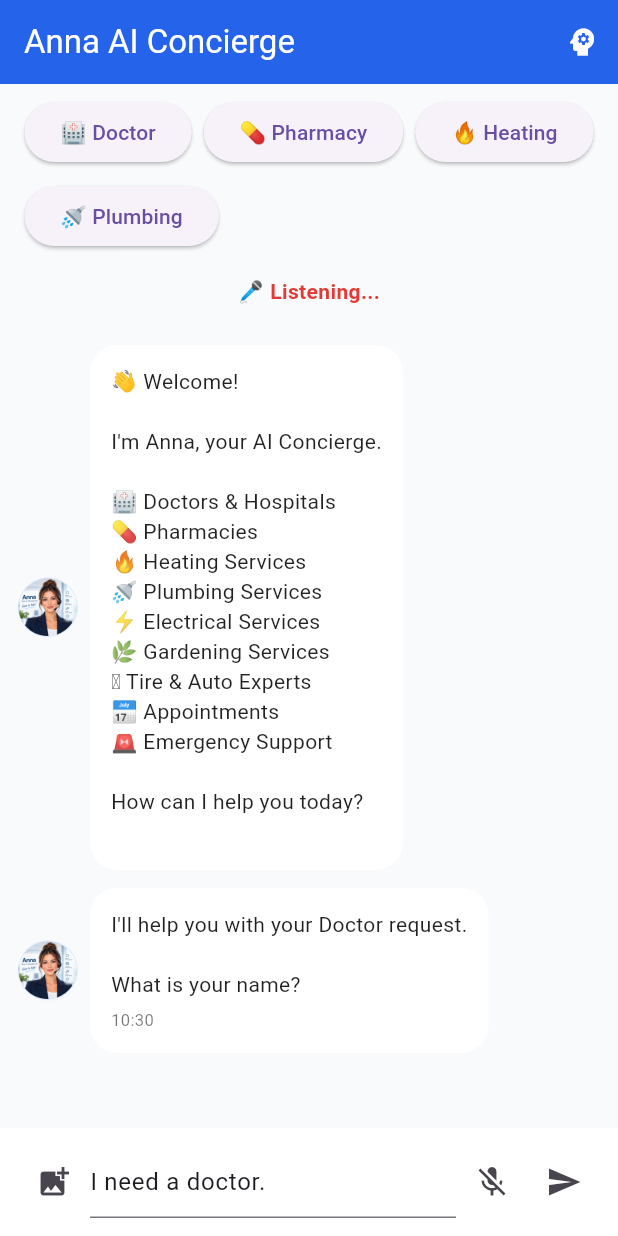
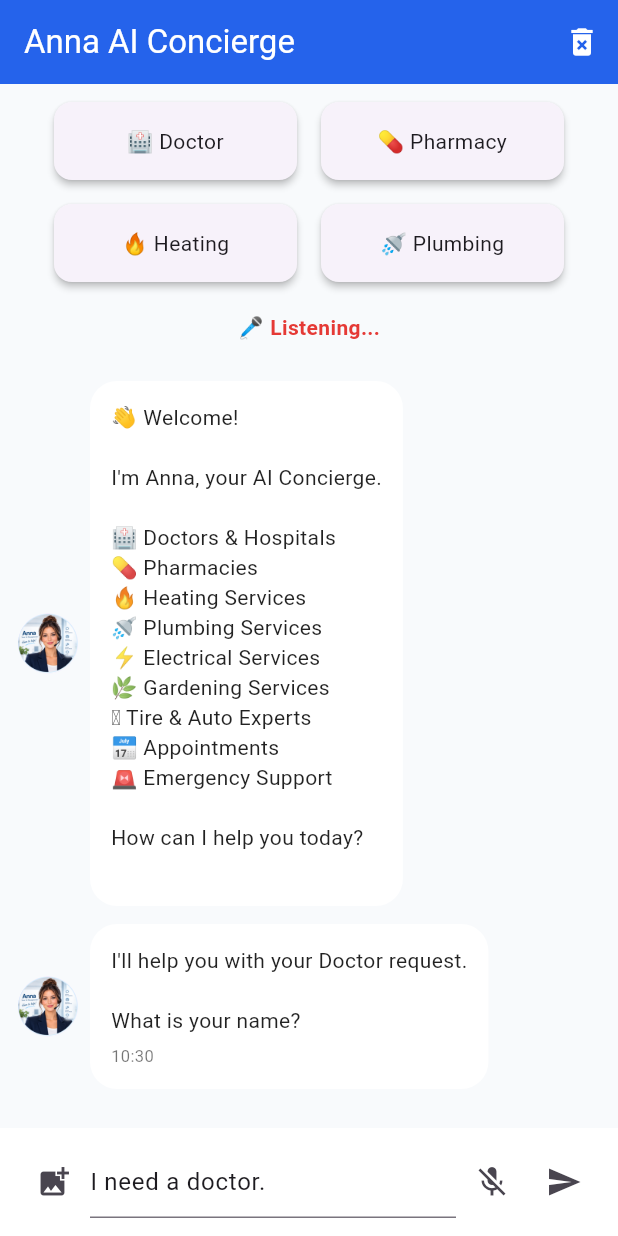
Before and after one commit to omargaddour8-png/anna-ai-concierge, a Flutter app: the screen it shows after launch, item 2 of the bottom bar chosen, after a tap on "🏥 Doctor", on a phone screen of 412 x 824 dp. Run offline on Flutter 3.47's test engine with Material 3 defaults, Android fonts, the phone set to English and light mode, and no system bars; our stand-ins replace image_picker, shared_preferences, speech_to_text.

Commit message:
Refactor service buttons into ServiceCard widget

```diff
--- a/lib/chat_page.dart
+++ b/lib/chat_page.dart
@@ -10,6 +10,9 @@ import 'package:uuid/uuid.dart';
 import 'package:shared_preferences/shared_preferences.dart';
 import 'services/memory_service.dart';
 import 'models/user_memory.dart';
+import 'widgets/message_bubble.dart';
+import 'services/storage_service.dart';
+import 'widgets/service_card.dart';
 
 // import 'package:geolocator/geolocator.dart';
 
@@ -21,6 +24,7 @@ class ChatPage extends StatefulWidget {
 }
 
 class _ChatPageState extends State<ChatPage> {
+  final StorageService _storageService = StorageService();
   final MemoryService _memoryService = MemoryService();
   final TextEditingController controller = TextEditingController();
   final ScrollController scrollController = ScrollController();
@@ -80,15 +84,30 @@ void initState() {
 
     return "${now.hour.toString().padLeft(2, '0')}:${now.minute.toString().padLeft(2, '0')}";
   }
-  Future<void> saveMessages() async {
-  final prefs =
-      await SharedPreferences.getInstance();
 
-  await prefs.setString(
-    'anna_messages',
-    jsonEncode(messages),
-  );
+  int getMemoryCount(UserMemory memory) {
+  int count = 0;
+
+  if (memory.name != null && memory.name!.isNotEmpty) {
+    count++;
   }
+
+  if (memory.city != null && memory.city!.isNotEmpty) {
+    count++;
+  }
+
+  if (memory.vehicle != null &&
+      memory.vehicle!.isNotEmpty) {
+    count++;
+  }
+
+  if (memory.phone != null &&
+      memory.phone!.isNotEmpty) {
+    count++;
+  }
+
+  return count;
+}
 
   // =========================================================
   // FUTURE GPS SUPPORT (COMMENTED OUT)
@@ -132,10 +151,21 @@ void initState() {
       "time": getCurrentTime(),
     });
   });
-  await saveMessages();
+  await _storageService.saveMessages(
+  messages,);
 }
-Future<void> processLeadFlow(String answer) async {
-  final memory = await _memoryService.loadMemory();
+Future<void> processLeadFlow(
+  String answer,
+) async {
+ final userText = controller.text.trim();
+
+await updateMemory(userText);
+
+final memory =
+    await _memoryService.loadMemory();
+
+final lower =
+    userText.toLowerCase();
 
   switch (currentLeadStep) {
     case "name":
@@ -199,7 +229,7 @@ Future<void> addAnnaMessage(String text) async {
       "time": getCurrentTime(),
     });
   });
-  await saveMessages();
+  await _storageService.saveMessages(messages,);
   scrollToBottom();
 }
 Future<void> submitLead() async {
@@ -215,38 +245,6 @@ Future<void> submitLead() async {
       }),
     );
   } catch (_) {}
-}
-Future<void> loadMessages() async {
-  final prefs =
-      await SharedPreferences.getInstance();
-
-  final savedMessages =
-      prefs.getString('anna_messages');
-
-  if (savedMessages == null) return;
-
-  final decoded =
-      jsonDecode(savedMessages) as List;
-
-  setState(() {
-    messages
-      ..clear()
-      ..addAll(
-        decoded.map(
-          (e) =>
-              Map<String, dynamic>.from(e),
-        ),
-      );
-  });
-}
-Future<void> saveConversationId() async {
-  final prefs =
-      await SharedPreferences.getInstance();
-
-  await prefs.setString(
-    'anna_conversation_id',
-    conversationId,
-  );
 }
 
 Future<void> clearChat() async {
@@ -267,24 +265,28 @@ Future<void> clearChat() async {
   });
 }
 Future<void> initializeChat() async {
-  final prefs =
-      await SharedPreferences.getInstance();
-
-  final savedId = prefs.getString(
-    'anna_conversation_id',
-  );
+  final savedId =
+      await _storageService.loadConversationId();
 
   conversationId =
       savedId ?? const Uuid().v4();
 
   if (savedId == null) {
-    await prefs.setString(
-      'anna_conversation_id',
+    await _storageService.saveConversationId(
       conversationId,
     );
   }
 
-  await loadMessages();
+  final loadedMessages =
+      await _storageService.loadMessages();
+
+  if (loadedMessages.isNotEmpty) {
+    setState(() {
+      messages
+        ..clear()
+        ..addAll(loadedMessages);
+    });
+  }
 }
   // =========================================================
   // VOICE INPUT
@@ -478,6 +480,39 @@ Future<bool> detectServiceLead(
 
   return false;
 }
+Future<void> updateMemory(String message) async {
+  final memory = await _memoryService.loadMemory();
+
+  final text = message.toLowerCase();
+
+  if (text.contains("my name is")) {
+    final index = text.indexOf("my name is");
+    memory.name =
+        message.substring(index + 10).trim();
+  }
+
+  if (text.contains("i live in")) {
+    final index = text.indexOf("i live in");
+    memory.city =
+        message.substring(index + 9).trim();
+  }
+
+  if (text.contains("i drive")) {
+    final index = text.indexOf("i drive");
+    memory.vehicle =
+        message.substring(index + 7).trim();
+  }
+
+  if (text.contains("my phone number is")) {
+    final index =
+        text.indexOf("my phone number is");
+
+    memory.phone =
+        message.substring(index + 18).trim();
+  }
+
+  await _memoryService.saveMemory(memory);
+}
   // =========================================================
   // SEND MESSAGE
   // =========================================================
@@ -488,7 +523,6 @@ Future<bool> detectServiceLead(
   }
 
   final userText = controller.text.trim();
-
   await updateMemory(userText);
 
   final memory = await _memoryService.loadMemory();
@@ -499,12 +533,52 @@ User Information:
 Name: ${memory.name ?? "Unknown"}
 Vehicle: ${memory.vehicle ?? "Unknown"}
 City: ${memory.city ?? "Unknown"}
+Phone: ${memory.phone ?? "Unknown"}
 
 Use this information naturally during the conversation.
 """;
+final lower = userText.toLowerCase();
+
 if (!collectingLead) {
-  final lower = userText.toLowerCase();
 
+  // Memory Questions
+  if (lower == "who am i" ||
+      lower.contains("what do you know about me") ||
+      lower.contains("what do you remember about me")) {
+
+    String reply = "";
+
+    if (memory.name != null &&
+        memory.name!.isNotEmpty) {
+      reply += "👤 Name: ${memory.name}\n";
+    }
+
+    if (memory.city != null &&
+        memory.city!.isNotEmpty) {
+      reply += "📍 City: ${memory.city}\n";
+    }
+
+    if (memory.vehicle != null &&
+        memory.vehicle!.isNotEmpty) {
+      reply += "🚗 Vehicle: ${memory.vehicle}\n";
+    }
+
+    if (memory.phone != null &&
+        memory.phone!.isNotEmpty) {
+      reply += "📞 Phone: ${memory.phone}\n";
+    }
+
+    if (reply.isEmpty) {
+      reply =
+          "I don't know much about you yet.";
+    }
+
+    await addAnnaMessage(reply);
+
+    return;
+  }
+
+  // Service detection
   if (await detectServiceLead(lower)) {
     return;
   }
@@ -518,7 +592,7 @@ if (!collectingLead) {
       });
     });
 
-    await saveMessages();
+    await _storageService.saveMessages(messages,);
 
     controller.clear();
 
@@ -537,7 +611,7 @@ if (!collectingLead) {
         annaTyping = true;
       });
 
-      await saveMessages();
+      await _storageService.saveMessages(messages,);
 
       controller.clear();
 
@@ -593,7 +667,7 @@ if (!collectingLead) {
             });
             selectedImage = null;
           });
-        await saveMessages();
+        await _storageService.saveMessages(messages,);
         scrollToBottom();
         return;
       }
@@ -647,7 +721,7 @@ if (!collectingLead) {
                 "time": getCurrentTime(),
               });
             });
-            await saveMessages();
+            await _storageService.saveMessages(messages,);
 
             scrollToBottom();
             return;
@@ -678,7 +752,7 @@ if (!collectingLead) {
           "time": getCurrentTime(),
         });
       });
-      await saveMessages();
+      await _storageService.saveMessages(messages,);
     } catch (_) {
       setState(() {
         annaTyping = false;
@@ -690,122 +764,10 @@ if (!collectingLead) {
           "time": getCurrentTime(),
         });
       });
-      await saveMessages();
+      await _storageService.saveMessages(messages,);
     }
 
     scrollToBottom();
-  }
-Future<void> updateMemory(String message) async {
-  final memory = await _memoryService.loadMemory();
-
-  final text = message.toLowerCase();
-
-  if (text.contains("my name is")) {
-  final index =
-      text.indexOf("my name is");
-
-  memory.name =
-      message.substring(index + 10).trim();
-}
-
-  if (text.contains("i drive")) {
-  final index =
-      text.indexOf("i drive");
-
-  memory.name =
-      message.substring(index + 10).trim();
-}
-
-  if (text.contains("i live in")) {
-  final index =
-      text.indexOf("i live in");
-
-  memory.name =
-      message.substring(index + 10).trim();
-}
-
-  await _memoryService.saveMemory(memory);
-}
-  Widget serviceButton(
-    String title,
-    String prompt,
-  ) {
-    return ElevatedButton(
-      onPressed: () =>
-          sendQuickMessage(prompt),
-      child: Text(title),
-    );
-  }
-
-  Widget buildMessage(
-    Map<String, dynamic> msg,
-  ) {
-    final bool isUser =
-        msg["isUser"] ?? false;
-
-    return Padding(
-      padding:
-          const EdgeInsets.symmetric(
-        vertical: 6,
-      ),
-      child: Row(
-        mainAxisAlignment: isUser
-            ? MainAxisAlignment.end
-            : MainAxisAlignment.start,
-        children: [
-          if (!isUser)
-            const CircleAvatar(
-              radius: 20,
-              backgroundImage: AssetImage(
-                "assets/images/anna_avatar.jpg",
-              ),
-            ),
-
-          if (!isUser)
-            const SizedBox(width: 8),
-
-          Flexible(
-            child: Container(
-              padding:
-                  const EdgeInsets.all(14),
-              decoration: BoxDecoration(
-                color: isUser
-                    ? const Color(
-                        0xFF2563EB)
-                    : Colors.white,
-                borderRadius:
-                    BorderRadius.circular(
-                        18),
-              ),
-              child: Column(
-                crossAxisAlignment:
-                    CrossAxisAlignment.start,
-                children: [
-                  Text(
-                    msg["text"] ?? "",
-                    style: TextStyle(
-                      color: isUser
-                          ? Colors.white
-                          : Colors.black87,
-                    ),
-                  ),
-                  const SizedBox(height: 6),
-                  Text(
-                    msg["time"] ?? "",
-                    style: TextStyle(
-                      fontSize: 11,
-                      color: isUser
-                          ? Colors.white70
-                          : Colors.black54,
-                    ),
-                  )
-                ],
-              ),
-            ),
-          ),
-        ],
-      ),
-    );
   }
 
   @override
@@ -819,30 +781,45 @@ Future<void> updateMemory(String message) async {
           title: const Text("Anna AI Concierge"),
           actions: [
             IconButton(
-              icon: const Icon(Icons.psychology),
+              icon: const Icon(Icons.delete_forever),
               onPressed: () async {
-                final memory = await _memoryService.loadMemory();
+                final confirmed =
+                    await showDialog<bool>(
+                  context: context,
+                  builder: (_) => AlertDialog(
+                    title: const Text(
+                      'Clear Memory?',
+                    ),
+                    content: const Text(
+                      'Anna will forget all saved information.',
+                    ),
+                    actions: [
+                      TextButton(
+                        onPressed: () =>
+                            Navigator.pop(context, false),
+                        child: const Text('Cancel'),
+                      ),
+                      TextButton(
+                        onPressed: () =>
+                            Navigator.pop(context, true),
+                        child: const Text('Clear'),
+                      ),
+                    ],
+                  ),
+                );
+
+                if (confirmed != true) return;
+
+                await _memoryService.clearMemory();
 
                 if (!mounted) return;
 
-                showDialog(
-                  context: context,
-                  builder: (_) => AlertDialog(
-                    title: const Text('Anna Memory'),
+                ScaffoldMessenger.of(context)
+                    .showSnackBar(
+                  const SnackBar(
                     content: Text(
-                      '''
-        Name: ${memory.name ?? "Unknown"}
-        Vehicle: ${memory.vehicle ?? "Unknown"}
-        City: ${memory.city ?? "Unknown"}
-        Phone: ${memory.phone ?? "Unknown"}
-        ''',
+                      'Memory cleared',
                     ),
-                    actions: [
-                      TextButton(
-                        onPressed: () => Navigator.pop(context),
-                        child: const Text('Close'),
-                      ),
-                    ],
                   ),
                 );
               },
@@ -858,18 +835,33 @@ Future<void> updateMemory(String message) async {
               spacing: 8,
               runSpacing: 8,
               children: [
-                serviceButton(
-                    "🏥 Doctor",
-                    "I need a doctor."),
-                serviceButton(
-                    "💊 Pharmacy",
-                    "I need a pharmacy."),
-                serviceButton(
-                    "🔥 Heating",
-                    "My heating is broken."),
-                serviceButton(
-                    "🚿 Plumbing",
-                    "I have a plumbing issue."),
+                ServiceCard(
+                  title: "🏥 Doctor",
+                  onTap: () => sendQuickMessage(
+                    "I need a doctor.",
+                  ),
+                ),
+
+                ServiceCard(
+                  title: "💊 Pharmacy",
+                  onTap: () => sendQuickMessage(
+                    "I need a pharmacy.",
+                  ),
+                ),
+
+                ServiceCard(
+                  title: "🔥 Heating",
+                  onTap: () => sendQuickMessage(
+                    "My heating is broken.",
+                  ),
+                ),
+
+                ServiceCard(
+                  title: "🚿 Plumbing",
+                  onTap: () => sendQuickMessage(
+                    "I have a plumbing issue.",
+                  ),
+                ),
               ],
             ),
           ),
@@ -937,19 +929,26 @@ Future<void> updateMemory(String message) async {
                     index ==
                         messages.length) {
                   return const Padding(
-                    padding:
-                        EdgeInsets.all(12),
-                    child: Text(
-                      "● ● ●",
-                      style: TextStyle(
-                        fontSize: 18,
-                      ),
+                    padding: EdgeInsets.all(12),
+                    child: Row(
+                      mainAxisAlignment: MainAxisAlignment.start,
+                      children: [
+                        SizedBox(
+                          width: 20,
+                          height: 20,
+                          child: CircularProgressIndicator(
+                            strokeWidth: 2,
+                          ),
+                        ),
+                        SizedBox(width: 12),
+                        Text("Anna is typing..."),
+                      ],
                     ),
                   );
                 }
 
-                return buildMessage(
-                  messages[index],
+                return MessageBubble(
+                msg: messages[index],
                 );
               },
             ),
--- a/lib/services/memory_service.dart
+++ b/lib/services/memory_service.dart
@@ -27,4 +27,10 @@ class MemoryService {
       jsonEncode(memory.toJson()),
     );
   }
+  Future<void> clearMemory() async {
+  final prefs =
+      await SharedPreferences.getInstance();
+
+  await prefs.remove('user_memory');
 }
+}
--- /dev/null
+++ b/lib/services/storage_service.dart
@@ -0,0 +1,60 @@
+import 'dart:convert';
+
+import 'package:shared_preferences/shared_preferences.dart';
+
+class StorageService {
+
+  Future<void> saveMessages(
+    List<Map<String, dynamic>> messages,
+  ) async {
+    final prefs =
+        await SharedPreferences.getInstance();
+
+    await prefs.setString(
+      'anna_messages',
+      jsonEncode(messages),
+    );
+  }
+
+  Future<List<Map<String, dynamic>>> loadMessages() async {
+    final prefs =
+        await SharedPreferences.getInstance();
+
+    final saved =
+        prefs.getString('anna_messages');
+
+    if (saved == null) {
+      return [];
+    }
+
+    final decoded =
+        jsonDecode(saved) as List;
+
+    return decoded
+        .map(
+          (e) => Map<String, dynamic>.from(e),
+        )
+        .toList();
+  }
+
+  Future<void> saveConversationId(
+    String id,
+  ) async {
+    final prefs =
+        await SharedPreferences.getInstance();
+
+    await prefs.setString(
+      'anna_conversation_id',
+      id,
+    );
+  }
+
+  Future<String?> loadConversationId() async {
+    final prefs =
+        await SharedPreferences.getInstance();
+
+    return prefs.getString(
+      'anna_conversation_id',
+    );
+  }
+}
--- /dev/null
+++ b/lib/widgets/message_bubble.dart
@@ -0,0 +1,73 @@
+import 'package:flutter/material.dart';
+
+class MessageBubble extends StatelessWidget {
+  final Map<String, dynamic> msg;
+
+  const MessageBubble({
+    super.key,
+    required this.msg,
+  });
+
+  @override
+  Widget build(BuildContext context) {
+    final bool isUser = msg["isUser"] ?? false;
+
+    return Padding(
+      padding: const EdgeInsets.symmetric(
+        vertical: 6,
+      ),
+      child: Row(
+        mainAxisAlignment: isUser
+            ? MainAxisAlignment.end
+            : MainAxisAlignment.start,
+        children: [
+          if (!isUser)
+            const CircleAvatar(
+              radius: 20,
+              backgroundImage: AssetImage(
+                "assets/images/anna_avatar.jpg",
+              ),
+            ),
+          if (!isUser)
+            const SizedBox(width: 8),
+          Flexible(
+            child: Container(
+              padding: const EdgeInsets.all(14),
+              decoration: BoxDecoration(
+                color: isUser
+                    ? const Color(0xFF2563EB)
+                    : Colors.white,
+                borderRadius:
+                    BorderRadius.circular(18),
+              ),
+              child: Column(
+                crossAxisAlignment:
+                    CrossAxisAlignment.start,
+                children: [
+                  Text(
+                    msg["text"] ?? "",
+                    style: TextStyle(
+                      color: isUser
+                          ? Colors.white
+                          : Colors.black87,
+                    ),
+                  ),
+                  const SizedBox(height: 6),
+                  Text(
+                    msg["time"] ?? "",
+                    style: TextStyle(
+                      fontSize: 11,
+                      color: isUser
+                          ? Colors.white70
+                          : Colors.black54,
+                    ),
+                  ),
+                ],
+              ),
+            ),
+          ),
+        ],
+      ),
+    );
+  }
+}
--- /dev/null
+++ b/lib/widgets/service_card.dart
@@ -0,0 +1,38 @@
+import 'package:flutter/material.dart';
+
+class ServiceCard extends StatelessWidget {
+  final String title;
+  final VoidCallback onTap;
+
+  const ServiceCard({
+    super.key,
+    required this.title,
+    required this.onTap,
+  });
+
+  @override
+  Widget build(BuildContext context) {
+    return SizedBox(
+      width: 170,
+      child: Card(
+        elevation: 2,
+        child: InkWell(
+          onTap: onTap,
+          borderRadius:
+              BorderRadius.circular(12),
+          child: Padding(
+            padding:
+                const EdgeInsets.all(16),
+            child: Center(
+              child: Text(
+                title,
+                textAlign:
+                    TextAlign.center,
+              ),
+            ),
+          ),
+        ),
+      ),
+    );
+  }
+}
```
Also changed, not shown: lib/models/chat_message.dart (added, +29 -0 lines), lib/widgets/typing_indicator.dart (added, +10 -0 lines).
